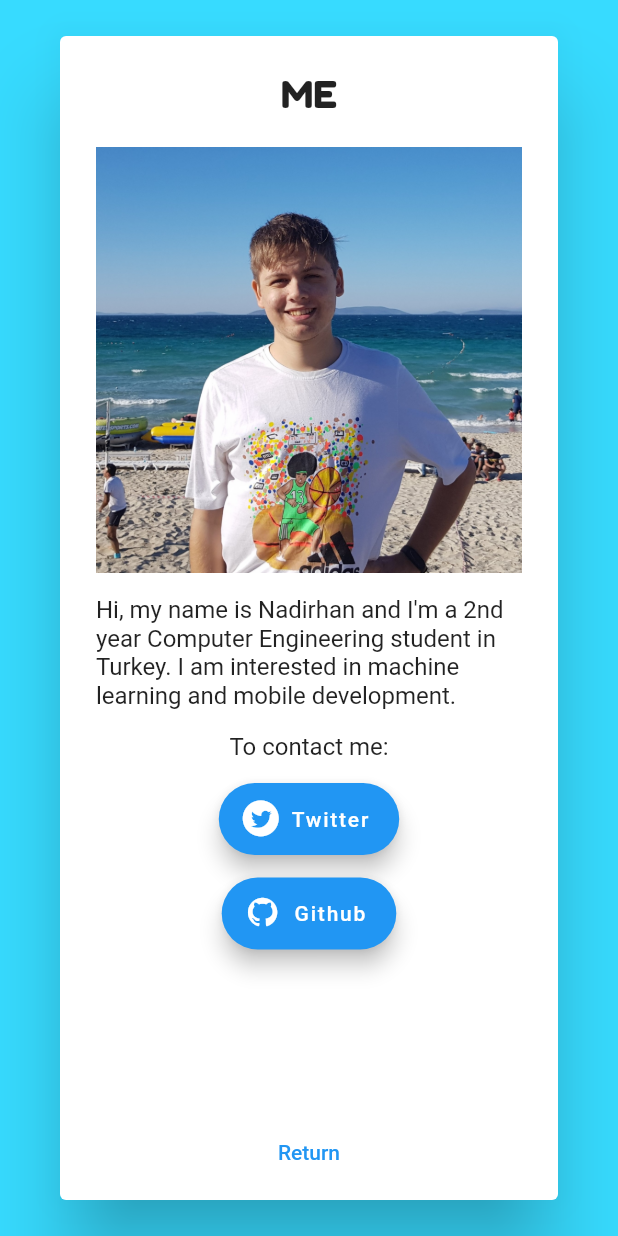
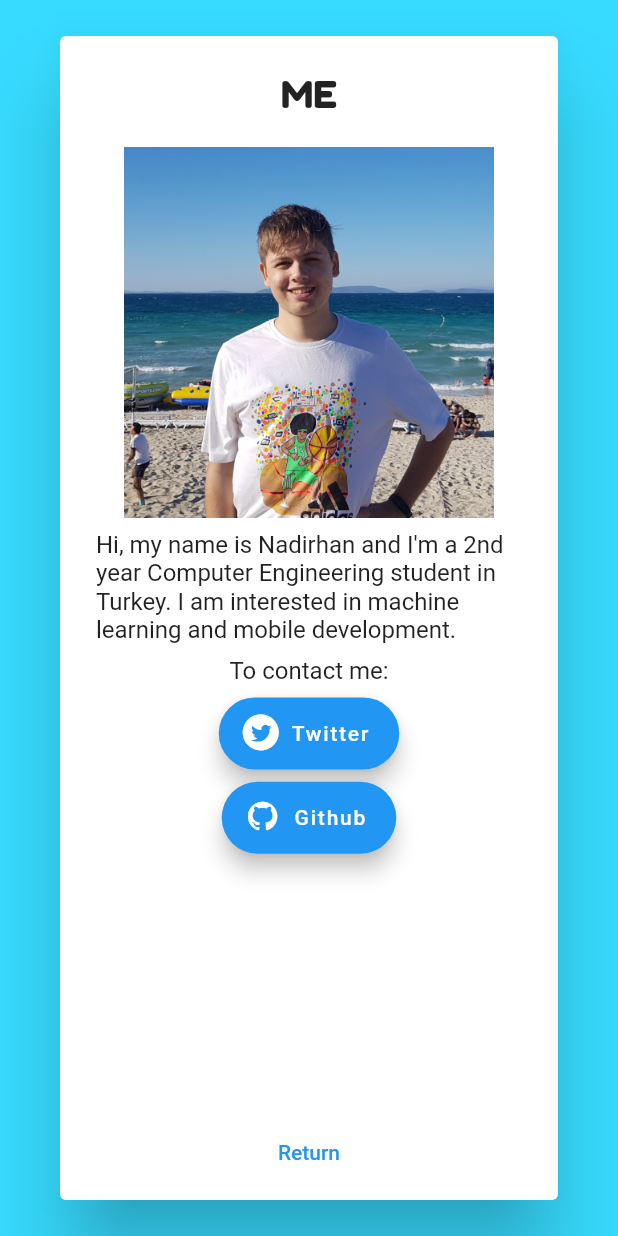
Before and after one commit to creatornadiran/what_type_is_your_shark, a Flutter app: the screen it shows after launch, after a tap on "Information about Creator", on a phone screen of 412 x 824 dp. Run offline on Flutter 3.47's test engine with Material 2 defaults, Android fonts, the light colour scheme and no system bars; our stand-ins replace image_picker; missing offline and left inert: tflite.

Commit message:
AI improved and added adjust by screen

```diff
--- a/lib/MyInformation.dart
+++ b/lib/MyInformation.dart
@@ -8,22 +8,25 @@ class MyIndormation extends StatelessWidget {
   final _urlGithub = 'https://github.com/creatornadiran';
   @override
   Widget build(BuildContext context) {
+    double height = MediaQuery.of(context).size.height;
     return Column(
       children: [
         Image(
           image: AssetImage("assets/me.jpg"),
+          height: 0.3 * height,
+          width: 0.3 * height,
         ),
         SizedBox(
-          height: 15,
+          height: 0.01 * height,
         ),
         Text(
             "Hi, my name is Nadirhan and I'm a 2nd year Computer Engineering student in Turkey. I am interested in machine learning and mobile development."),
         SizedBox(
-          height: 15,
+          height: 0.01 * height,
         ),
         Text("To contact me:"),
         SizedBox(
-          height: 15,
+          height: 0.01 * height,
         ),
         FloatingActionButton.extended(
           onPressed: () {
@@ -33,7 +36,7 @@ class MyIndormation extends StatelessWidget {
           icon: Icon(CustomIcons.twitter),
         ),
         SizedBox(
-          height: 15,
+          height: 0.01 * height,
         ),
         FloatingActionButton.extended(
           onPressed: () {
--- a/lib/main.dart
+++ b/lib/main.dart
@@ -15,6 +15,7 @@ class homePage extends StatelessWidget {
   final facts = funFacts();
   @override
   Widget build(BuildContext context) {
+    double height = MediaQuery.of(context).size.height;
     return MaterialApp(
       home: Scaffold(
         body: Container(
@@ -23,11 +24,11 @@ class homePage extends StatelessWidget {
           child: Column(
             children: [
               Container(
-                margin: EdgeInsets.all(75),
+                margin: EdgeInsets.all(0.075 * height),
                 child: Image(
                   image: AssetImage("assets/shark.png"),
-                  height: 250,
-                  width: 250,
+                  height: 0.4 * height,
+                  width: 0.4 * height,
                 ),
               ),
               FloatingActionButton.extended(
@@ -45,7 +46,7 @@ class homePage extends StatelessWidget {
                 ),
               ),
               SizedBox(
-                height: 50,
+                height: 0.05 * height,
               ),
               FloatingActionButton.extended(
                 onPressed: () {
@@ -86,7 +87,7 @@ class homePage extends StatelessWidget {
                 ),
               ),
               SizedBox(
-                height: 50,
+                height: 0.05 * height,
               ),
               FloatingActionButton.extended(
                 onPressed: () {
@@ -123,9 +124,9 @@ class homePage extends StatelessWidget {
                 ),
               ),
               SizedBox(
-                height: 100,
+                height: 0.1 * height,
               ),
-              Text("V1.0"),
+              Text("V1.1.0"),
             ],
           ),
         ),
--- a/pubspec.yaml
+++ b/pubspec.yaml
@@ -15,15 +15,15 @@ publish_to: 'none' # Remove this line if you wish to publish to pub.dev
 # In iOS, build-name is used as CFBundleShortVersionString while build-number used as CFBundleVersion.
 # Read more about iOS versioning at
 # https://developer.apple.com/library/archive/documentation/General/Reference/InfoPlistKeyReference/Articles/CoreFoundationKeys.html
-version: 1.0.0+1
+version: 1.1.0+2
 
 environment:
   sdk: ">=2.12.0 <3.0.0"
 
 dependencies:
   url_launcher: ^6.0.9
-  camera: ^0.9.2+1
-  tflite: any
+  camera: ^0.8.1+3
+  tflite: ^1.1.2
   image_picker: ^0.8.3+3
   flutter:
     sdk: flutter
```
Also changed, not shown: assets/labels.txt (+14 -14 lines), lib/SecondPage.dart (+12 -11 lines), pubspec.lock, 6 other files.
